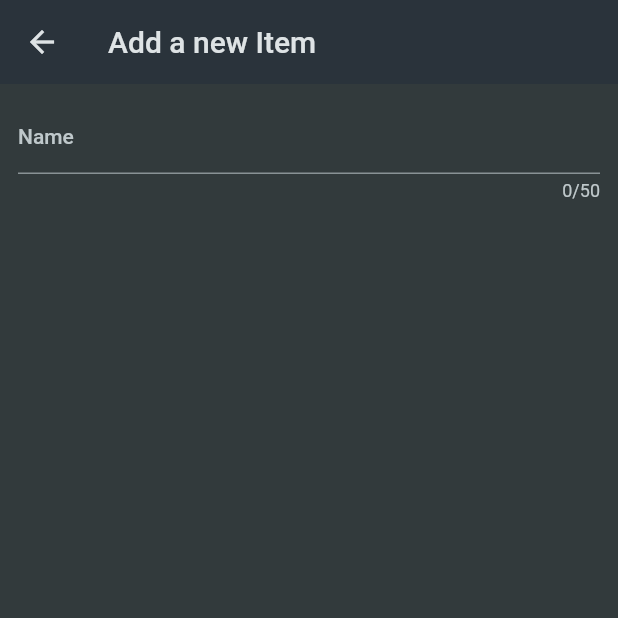
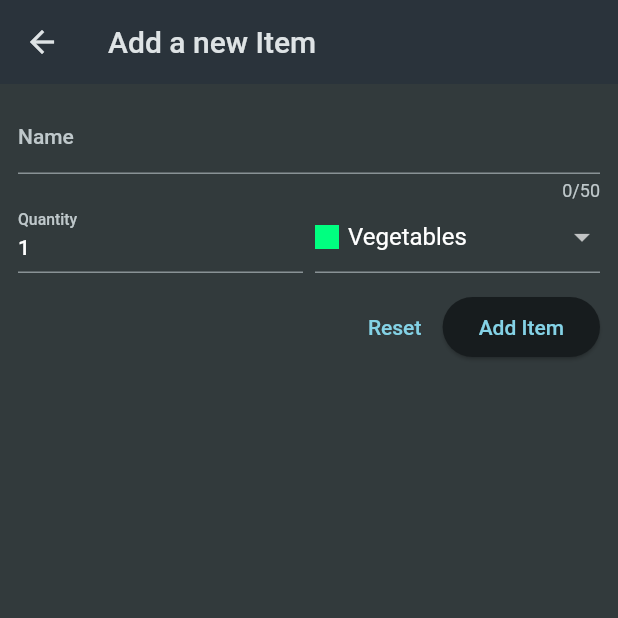
Before and after one commit to AnzathuPindani/shoppinglist, a Flutter app: the screen it shows after launch, after a tap on the "add" icon, on a phone screen of 412 x 824 dp, the top half of it. Run offline on Flutter 3.47's test engine with Material 2 defaults, Android fonts, the phone set to English and light mode, and no system bars.

Commit message:
finished shopping list without backend

```diff
--- a/lib/widgets/grocery_list.dart
+++ b/lib/widgets/grocery_list.dart
@@ -1,5 +1,6 @@
 import 'package:flutter/material.dart';
-import 'package:shopinglis_app/data/dummy_items.dart';
+
+import 'package:shopinglis_app/models/grocery_item.dart';
 import 'package:shopinglis_app/widgets/new_item.dart';
 
 class GroceryList extends StatefulWidget {
@@ -10,33 +11,60 @@
 }
 
 class _GroceryListState extends State<GroceryList> {
-  void _addItem() {
-    Navigator.of(context).push(MaterialPageRoute(
-      builder: (ctx) => const NewItem(),
-    ));
+  final List<GroceryItem> _groceryItems = [];
+  void _addItem() async {
+    final newItem = await Navigator.of(context).push<GroceryItem>(
+      MaterialPageRoute(
+        builder: (ctx) => const NewItem(),
+      ),
+    );
+    if (newItem == null) {
+      return;
+    }
+    setState(() {
+      _groceryItems.add(newItem);
+    });
+  }
+
+  void _removeItem(GroceryItem item) {
+    setState(() {
+      _groceryItems.remove(item);
+    });
   }
 
   @override
   Widget build(BuildContext context) {
+    Widget content = const Center(
+      child: Text('No Items added yet'),
+    );
+    if (_groceryItems.isNotEmpty) {
+      content = ListView.builder(
+        itemCount: _groceryItems.length,
+        itemBuilder: (ctx, index) => Dismissible(
+          onDismissed: (direction) {
+            _removeItem(_groceryItems[index]);
+          },
+          key: ValueKey(_groceryItems[index].id),
+          child: ListTile(
+            title: Text(_groceryItems[index].name),
+            leading: Container(
+              width: 24,
+              height: 24,
+              color: _groceryItems[index].category.color,
+            ),
+            trailing: Text(
+              _groceryItems[index].quantity.toString(),
+            ),
+          ),
+        ),
+      );
+    }
     return Scaffold(
       appBar: AppBar(
         title: const Text('Your Groceries'),
         actions: [IconButton(onPressed: _addItem, icon: const Icon(Icons.add))],
       ),
-      body: ListView.builder(
-        itemCount: groceryItems.length,
-        itemBuilder: (ctx, index) => ListTile(
-          title: Text(groceryItems[index].name),
-          leading: Container(
-            width: 24,
-            height: 24,
-            color: groceryItems[index].category.color,
-          ),
-          trailing: Text(
-            groceryItems[index].quantity.toString(),
-          ),
-        ),
-      ),
+      body: content,
     );
   }
 }
--- a/lib/widgets/new_item.dart
+++ b/lib/widgets/new_item.dart
@@ -1,4 +1,7 @@
 import 'package:flutter/material.dart';
+import 'package:shopinglis_app/data/categories.dart';
+import 'package:shopinglis_app/models/category.dart';
+import 'package:shopinglis_app/models/grocery_item.dart';
 
 class NewItem extends StatefulWidget {
   const NewItem({super.key});
@@ -8,6 +11,23 @@
 }
 
 class _NewItemState extends State<NewItem> {
+  final _formKey = GlobalKey<FormState>();
+
+  var _enteredName = '';
+  int _enteredQuantity = 1;
+  var _selectedCategory = categories[Categories.vegetables]!;
+
+  void _saveItem() {
+    if (_formKey.currentState!.validate()) {
+      _formKey.currentState!.save();
+      Navigator.of(context).pop(GroceryItem(
+          id: DateTime.now().toString(),
+          name: _enteredName,
+          quantity: _enteredQuantity,
+          category: _selectedCategory));
+    }
+  }
+
   @override
   Widget build(BuildContext context) {
     return Scaffold(
@@ -17,6 +37,7 @@
       body: Padding(
         padding: const EdgeInsets.all(12),
         child: Form(
+          key: _formKey,
           child: Column(
             children: [
               TextFormField(
@@ -25,9 +46,93 @@
                   label: Text('Name'),
                 ),
                 validator: (value) {
-                  return 'Demo ..';
+                  if (value == null ||
+                      value.isEmpty ||
+                      value.trim().length <= 1 ||
+                      value.trim().length > 50) {
+                    return 'Must be between 1 and 50 characters';
+                  }
+                  return null;
+                },
+                onSaved: (value) {
+                  _enteredName = value!;
                 },
               ),
+              Row(
+                crossAxisAlignment: CrossAxisAlignment.end,
+                children: [
+                  Expanded(
+                    child: TextFormField(
+                      decoration: const InputDecoration(
+                        label: Text('Quantity'),
+                      ),
+                      keyboardType: TextInputType.number,
+                      initialValue: _enteredQuantity.toString(),
+                      validator: (value) {
+                        if (value == null ||
+                            value.isEmpty ||
+                            int.tryParse(value) == null ||
+                            int.tryParse(value)! <= 0) {
+                          return 'Must be a valid positive number';
+                        }
+                        return null;
+                      },
+                      onSaved: (value) {
+                        _enteredQuantity = int.parse(value!);
+                      },
+                    ),
+                  ),
+                  const SizedBox(
+                    width: 8,
+                  ),
+                  Expanded(
+                    child: DropdownButtonFormField(
+                        value: _selectedCategory,
+                        items: [
+                          for (final category in categories.entries)
+                            DropdownMenuItem(
+                              value: category.value,
+                              child: Row(
+                                children: [
+                                  Container(
+                                    width: 16,
+                                    height: 16,
+                                    color: category.value.color,
+                                  ),
+                                  const SizedBox(
+                                    width: 6,
+                                  ),
+                                  Text(category.value.title),
+                                ],
+                              ),
+                            )
+                        ],
+                        onChanged: (value) {
+                          setState(() {
+                            _selectedCategory = value!;
+                          });
+                        }),
+                  ),
+                ],
+              ),
+              const SizedBox(
+                height: 12,
+              ),
+              Row(
+                mainAxisAlignment: MainAxisAlignment.end,
+                children: [
+                  TextButton(
+                    onPressed: () {
+                      _formKey.currentState!.reset();
+                    },
+                    child: const Text('Reset'),
+                  ),
+                  ElevatedButton(
+                    onPressed: _saveItem,
+                    child: const Text('Add Item'),
+                  )
+                ],
+              )
             ],
           ),
         ),
```
